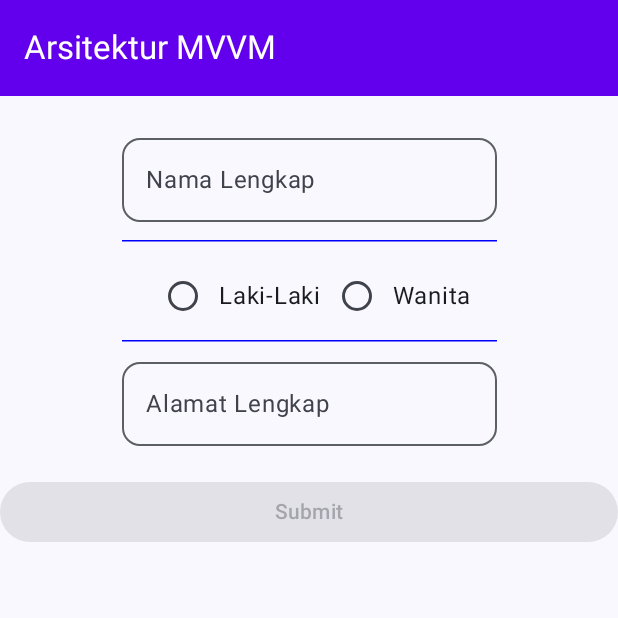
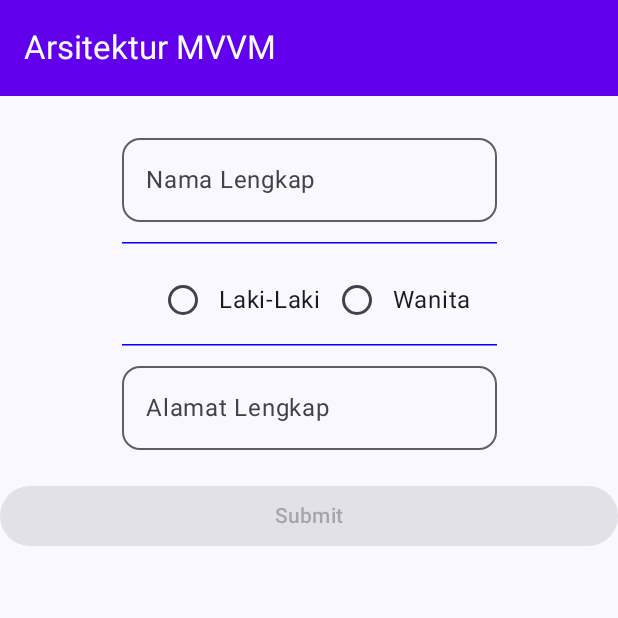
Before and after one commit to Viaasyafrina16/ArsitekturMVVM, an Android app built with Jetpack Compose: the screen it shows after launch (MainActivity), on a phone screen of 412 x 824 dp, the top half of it. Run offline under Robolectric (Android 15) with nearby library versions, the phone set to English and light mode, and no system bars.

Commit message:
Mengubah ukuran padding menjadi 13

```diff
--- a/app/src/main/java/com/example/arsitekturmvvm/view/uicontroller/FormSiswa.kt
+++ b/app/src/main/java/com/example/arsitekturmvvm/view/uicontroller/FormSiswa.kt
@@ -82,7 +82,7 @@ fun FormSiswa(
 
             HorizontalDivider(
                 modifier = Modifier
-                    .padding(all = 12.dp)
+                    .padding(all = 13.dp)
                     .width(width = 250.dp),
                 thickness = dimensionResource(id = R.dimen.thickness_divider),
                 color = Color.Blue
```
